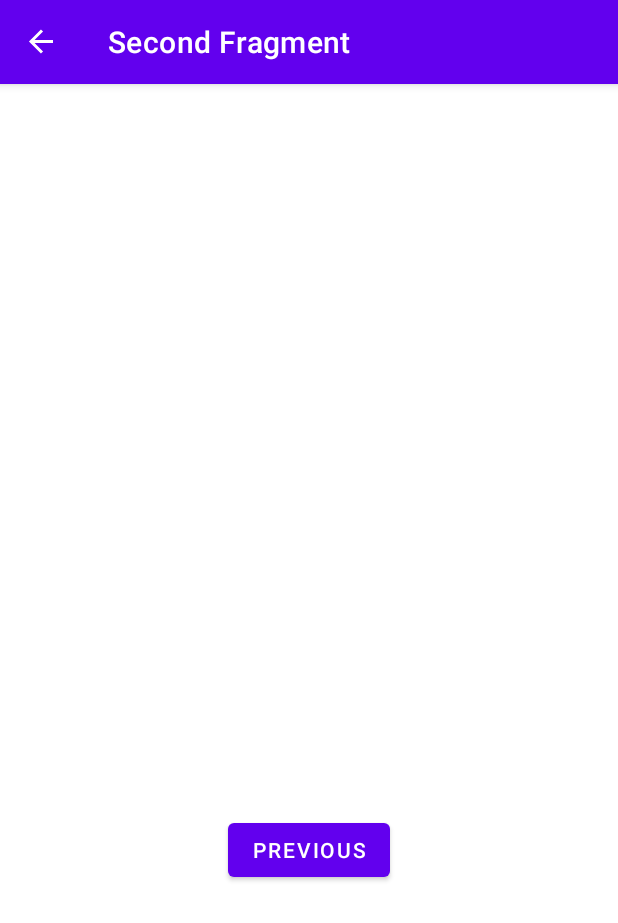
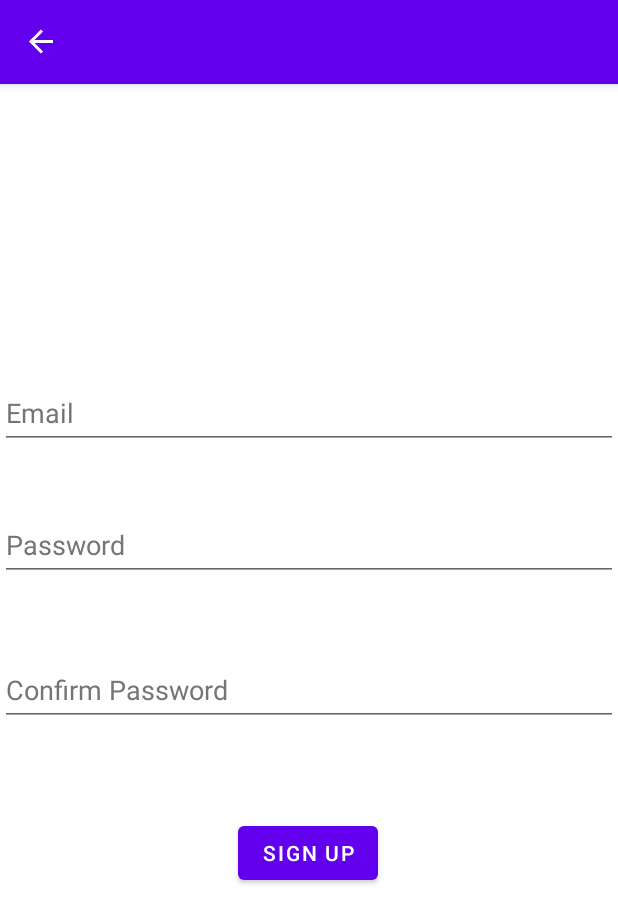
Before and after one commit to AppBuildersss/Stow, an Android app: the screen it shows after launch (MainActivity), after a tap on "Register", on a phone screen of 412 x 824 dp. Shown: the top 923 px of the screen. Run offline under Robolectric (Android 15) with nearby library versions, the phone set to English and light mode, and no system bars; our stand-ins replace Firebase (no records; nobody signed in at launch, a user with empty details on screens opened directly), navigation-ui.

Commit message:
Sign Up Page

```diff
--- a/app/build.gradle
+++ b/app/build.gradle
@@ -44,6 +44,7 @@ dependencies {
     implementation 'androidx.navigation:navigation-fragment-ktx:2.5.0'
     implementation 'androidx.navigation:navigation-ui-ktx:2.5.0'
     implementation 'com.google.firebase:firebase-auth-ktx:21.0.5'
+    implementation 'com.google.firebase:firebase-firestore-ktx:24.2.0'
     testImplementation 'junit:junit:4.13.2'
     androidTestImplementation 'androidx.test.ext:junit:1.1.3'
     androidTestImplementation 'androidx.test.espresso:espresso-core:3.4.0'
--- a/app/src/main/java/com/example/stow/FirstFragment.kt
+++ b/app/src/main/java/com/example/stow/FirstFragment.kt
@@ -61,11 +61,11 @@ class FirstFragment : Fragment() {
                     val intent = Intent(context, LoggedInMainActivity::class.java)
                     startActivity(intent)
                 } else {
-                    Toast.makeText(context, "Invalid Email/Password", Toast.LENGTH_LONG).show()
+                    Toast.makeText(context, "Invalid Email/Password", Toast.LENGTH_SHORT).show()
                 }
             }
         } else {
-            Toast.makeText(context, "Empty Fields Are not Allowed !!", Toast.LENGTH_LONG).show()
+            Toast.makeText(context, "Empty Fields Are not Allowed !!", Toast.LENGTH_SHORT).show()
         }
     }
 }
--- a/app/src/main/res/layout/fragment_second.xml
+++ b/app/src/main/res/layout/fragment_second.xml
@@ -6,22 +6,63 @@
     android:layout_height="match_parent"
     tools:context=".SecondFragment">
 
-    <TextView
-        android:id="@+id/textview_second"
+    <Button
+        android:id="@+id/buttonSignUp"
         android:layout_width="wrap_content"
         android:layout_height="wrap_content"
-        app:layout_constraintBottom_toTopOf="@id/button_second"
-        app:layout_constraintEnd_toEndOf="parent"
-        app:layout_constraintStart_toStartOf="parent"
-        app:layout_constraintTop_toTopOf="parent" />
-
-    <Button
-        android:id="@+id/button_second"
-        android:layout_width="wrap_content"
-        android:layout_height="wrap_content"
-        android:text="@string/previous"
+        android:text="@string/Sign_Up"
         app:layout_constraintBottom_toBottomOf="parent"
         app:layout_constraintEnd_toEndOf="parent"
+        app:layout_constraintHorizontal_bias="0.498"
         app:layout_constraintStart_toStartOf="parent"
-        app:layout_constraintTop_toBottomOf="@id/textview_second" />
+        app:layout_constraintTop_toTopOf="parent"
+        app:layout_constraintVertical_bias="0.679" />
+
+    <EditText
+        android:id="@+id/editTextEmailSignUp"
+        android:layout_width="0dp"
+        android:layout_height="wrap_content"
+        android:ems="10"
+        android:hint="@string/Email"
+        android:inputType="textEmailAddress"
+        android:minHeight="48dp"
+        android:textColorHint="#757575"
+        app:layout_constraintBottom_toTopOf="@+id/editTextPasswordSignUp"
+        app:layout_constraintEnd_toEndOf="parent"
+        app:layout_constraintHorizontal_bias="0.0"
+        app:layout_constraintStart_toStartOf="parent"
+        app:layout_constraintTop_toTopOf="parent"
+        app:layout_constraintVertical_bias="0.829" />
+
+    <EditText
+        android:id="@+id/editTextPasswordSignUp"
+        android:layout_width="0dp"
+        android:layout_height="wrap_content"
+        android:ems="10"
+        android:hint="@string/Password"
+        android:inputType="textPassword"
+        android:minHeight="48dp"
+        android:textColorHint="#757575"
+        app:layout_constraintBottom_toTopOf="@+id/editTextConfirmPassword"
+        app:layout_constraintEnd_toEndOf="parent"
+        app:layout_constraintHorizontal_bias="0.0"
+        app:layout_constraintStart_toStartOf="parent"
+        app:layout_constraintTop_toTopOf="parent"
+        app:layout_constraintVertical_bias="0.854" />
+
+    <EditText
+        android:id="@+id/editTextConfirmPassword"
+        android:layout_width="0dp"
+        android:layout_height="wrap_content"
+        android:ems="10"
+        android:hint="@string/Confirm_Password"
+        android:inputType="textPassword"
+        android:minHeight="48dp"
+        android:textColorHint="#757575"
+        app:layout_constraintBottom_toTopOf="@+id/buttonSignUp"
+        app:layout_constraintEnd_toEndOf="parent"
+        app:layout_constraintHorizontal_bias="0.0"
+        app:layout_constraintStart_toStartOf="parent"
+        app:layout_constraintTop_toTopOf="parent"
+        app:layout_constraintVertical_bias="0.862" />
 </androidx.constraintlayout.widget.ConstraintLayout>
--- a/app/src/main/res/values/strings.xml
+++ b/app/src/main/res/values/strings.xml
@@ -3,7 +3,7 @@
     <string name="action_settings">Settings</string>
     <!-- Strings used for fragments for navigation -->
     <string name="first_fragment_label">Stow</string>
-    <string name="second_fragment_label">Second Fragment</string>
+    <string name="second_fragment_label"> </string>
     <string name="next">Next</string>
     <string name="previous">Previous</string>
 
@@ -12,7 +12,9 @@
 
     <string name="Email">Email</string>
     <string name="Password">Password</string>
+    <string name="Confirm_Password">Confirm Password</string>
     <string name="Login">Login</string>
     <string name="Register"><u>Register</u></string>
+    <string name="Sign_Up">Sign Up</string>
 
 </resources>
```
Also changed, not shown: app/src/main/java/com/example/stow/SecondFragment.kt (+52 -2 lines), app/src/main/res/layout/fragment_first.xml (+15 -15 lines).
